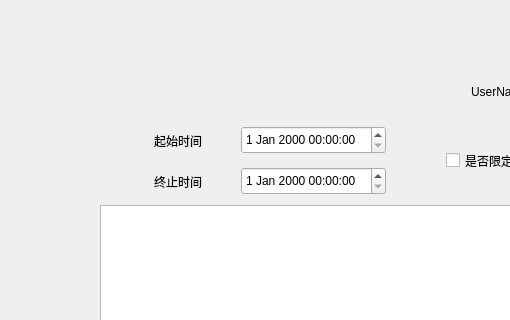
First picture: the form in administratorscwindow.ui, repository liuweiky/CCIMS, before the edit; both pictures show x 0 to 510 and y 94 to 414 of the 1000 by 800 pixel window.
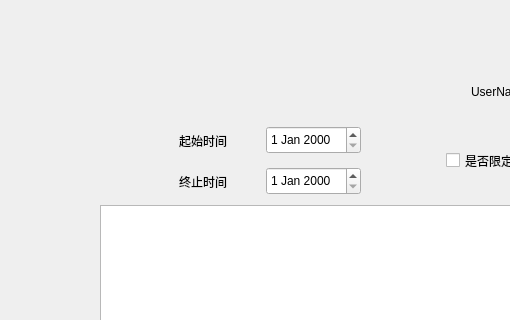
Second picture: the form after the edit. Icons and pictures are not drawn.

```diff
--- a/administratorscwindow.ui
+++ b/administratorscwindow.ui
@@ -402,7 +402,7 @@
              </widget>
             </item>
             <item>
-             <widget class="QDateTimeEdit" name="FinishDateEdit">
+             <widget class="QDateEdit" name="FinishDateEdit">
               <property name="minimumSize">
                <size>
                 <width>0</width>
@@ -464,7 +464,7 @@
              </widget>
             </item>
             <item>
-             <widget class="QDateTimeEdit" name="StartDateEdit">
+             <widget class="QDateEdit" name="StartDateEdit">
               <property name="minimumSize">
                <size>
                 <width>0</width>
```
Left out of the diff: 2 changed lines with no effect on the pictures.
